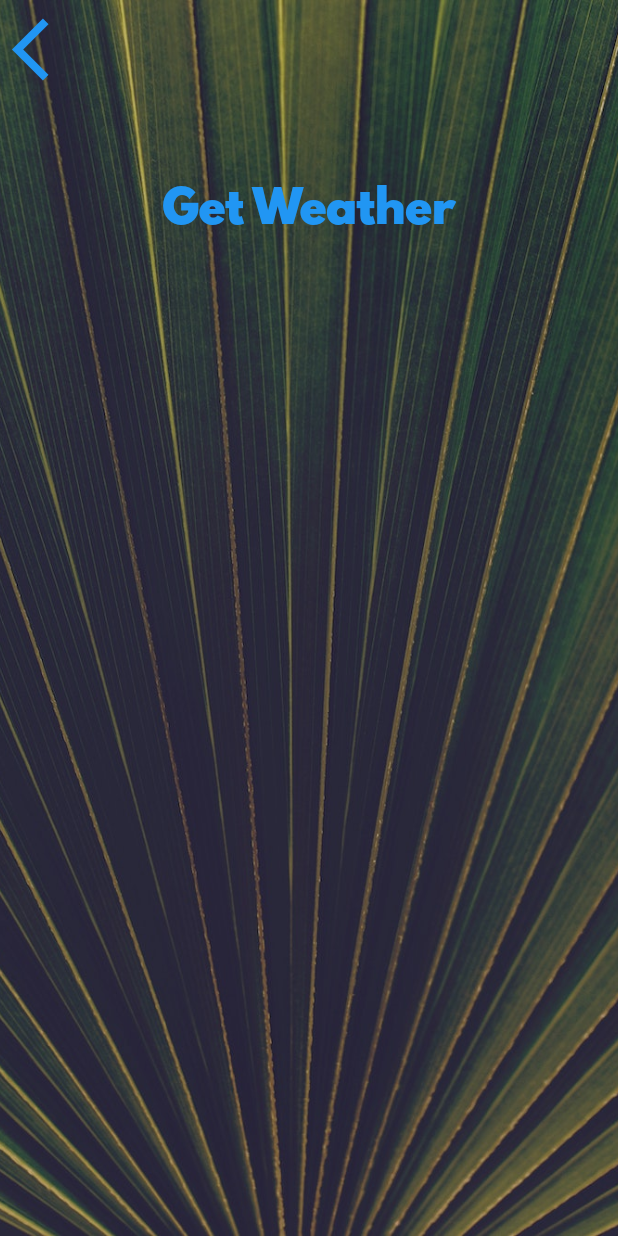
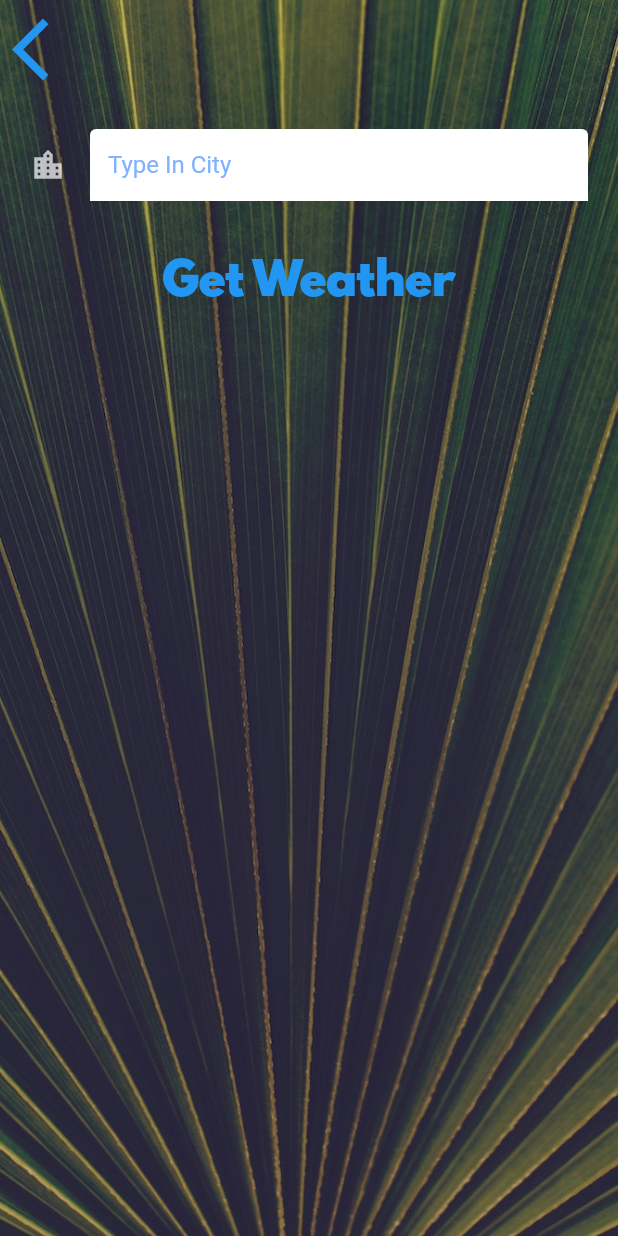
Before and after one commit to Carlysberg/Flutter-Weather-App, a Flutter app: the CityScreen screen opened directly, on a phone screen of 412 x 824 dp. Run offline on Flutter 3.47's test engine with Material 2 defaults, Android fonts, the phone set to English and light mode, and no system bars; our stand-ins replace flutter_spinkit, geolocator; network calls fail.

Commit message:
navigated to city_screen and added text field

```diff
--- a/lib/screens/city_screen.dart
+++ b/lib/screens/city_screen.dart
@@ -33,7 +33,16 @@ class _CityScreenState extends State<CityScreen> {
               ),
               Container(
                 padding: EdgeInsets.all(20.0),
-                child: null,
+                child: TextField(
+                  decoration: InputDecoration(
+                    icon: Icon(Icons.location_city_outlined),
+                    filled: true,
+                    fillColor: Colors.white,
+                    hintText: 'Type In City',
+                    hintStyle: TextStyle(color: Colors.blueAccent[100])
+                  ),
+                  style: TextStyle(color: Colors.blueAccent),
+                ),
               ),
               TextButton(
                 onPressed: () {},
```
Also changed, not shown: lib/screens/location_screen.dart (+6 -1 lines).
